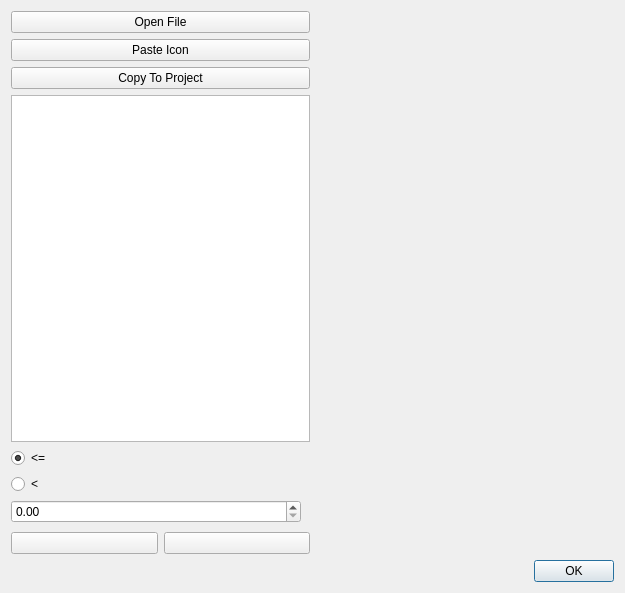
European-XFEL/Karabo, file src/pythonGui/displaywidgets/icons.ui: the form before one commit.
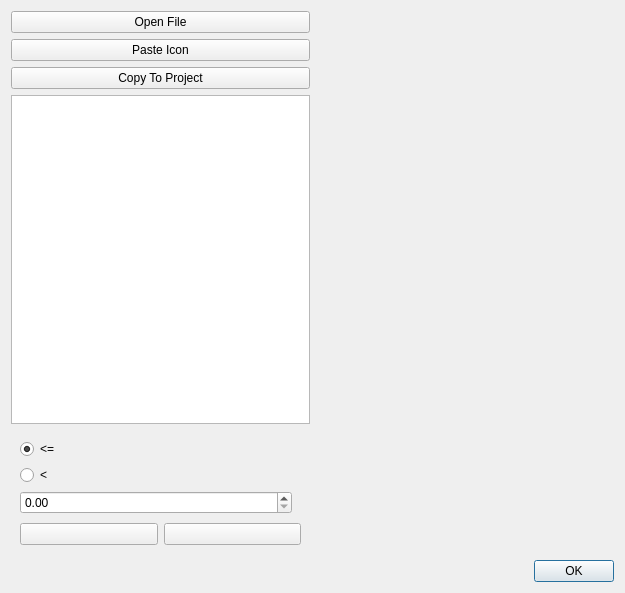
The form after the commit. The open tabs and pages were chosen to show the change. Icons and pictures are not drawn. Custom widgets are drawn as their Qt base class.

Commit message: add support for icons with list of options

Patch:
```diff
--- a/src/pythonGui/displaywidgets/icons.ui
+++ b/src/pythonGui/displaywidgets/icons.ui
@@ -13,7 +13,7 @@
   <property name="windowTitle">
    <string>Dialog</string>
   </property>
-  <layout class="QVBoxLayout" name="verticalLayout_5">
+  <layout class="QVBoxLayout" name="verticalLayout_6">
    <item>
     <layout class="QHBoxLayout" name="horizontalLayout_2">
      <item>
@@ -75,6 +75,9 @@
         <widget class="QListWidget" name="list"/>
        </item>
        <item>
+        <widget class="QWidget" name="editable" native="true">
+         <layout class="QVBoxLayout" name="verticalLayout_5">
+          <item>
         <widget class="QStackedWidget" name="stack">
          <property name="sizePolicy">
           <sizepolicy hsizetype="Preferred" vsizetype="Maximum">
@@ -199,7 +202,7 @@
         </widget>
        </item>
        <item>
-        <layout class="QHBoxLayout" name="horizontalLayout">
+           <layout class="QHBoxLayout" name="horizontalLayout_3">
          <item>
           <widget class="QPushButton" name="addValue">
            <property name="maximumSize">
@@ -247,6 +250,12 @@
           </widget>
          </item>
         </layout>
+          </item>
+         </layout>
+        </widget>
+       </item>
+       <item>
+        <layout class="QHBoxLayout" name="horizontalLayout"/>
        </item>
       </layout>
      </item>
```
Left out of the diff: 2 changed lines with no effect on the pictures. Lines whose indentation alone changed are shown as unchanged. The commit also changes 1 other file.
